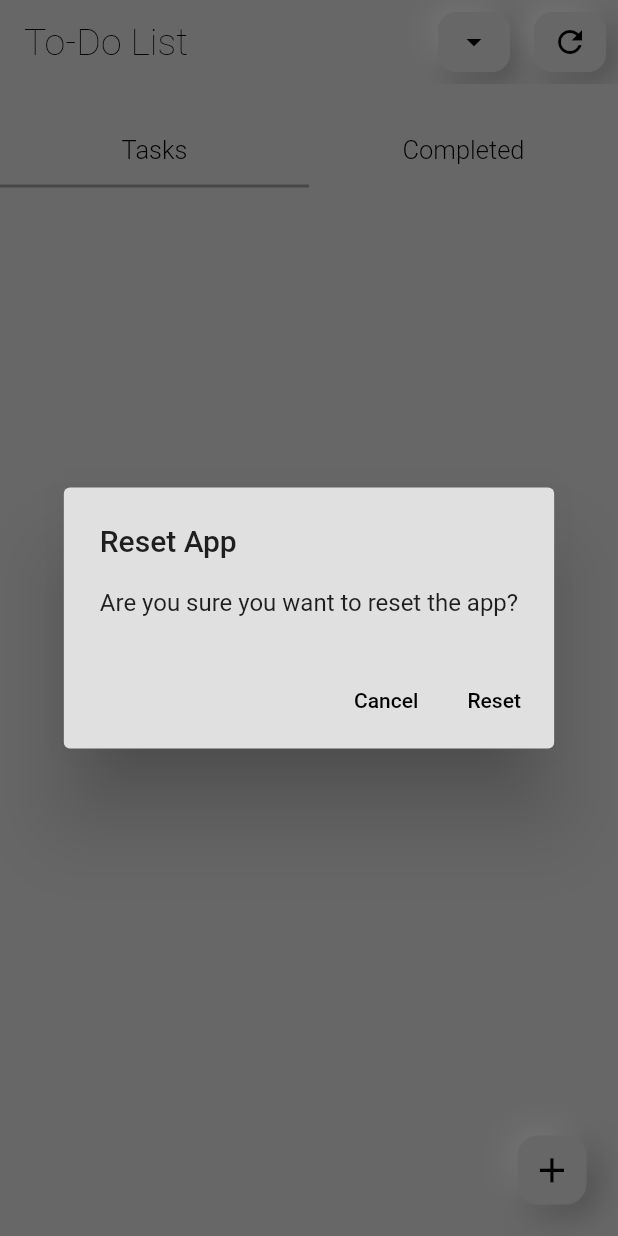
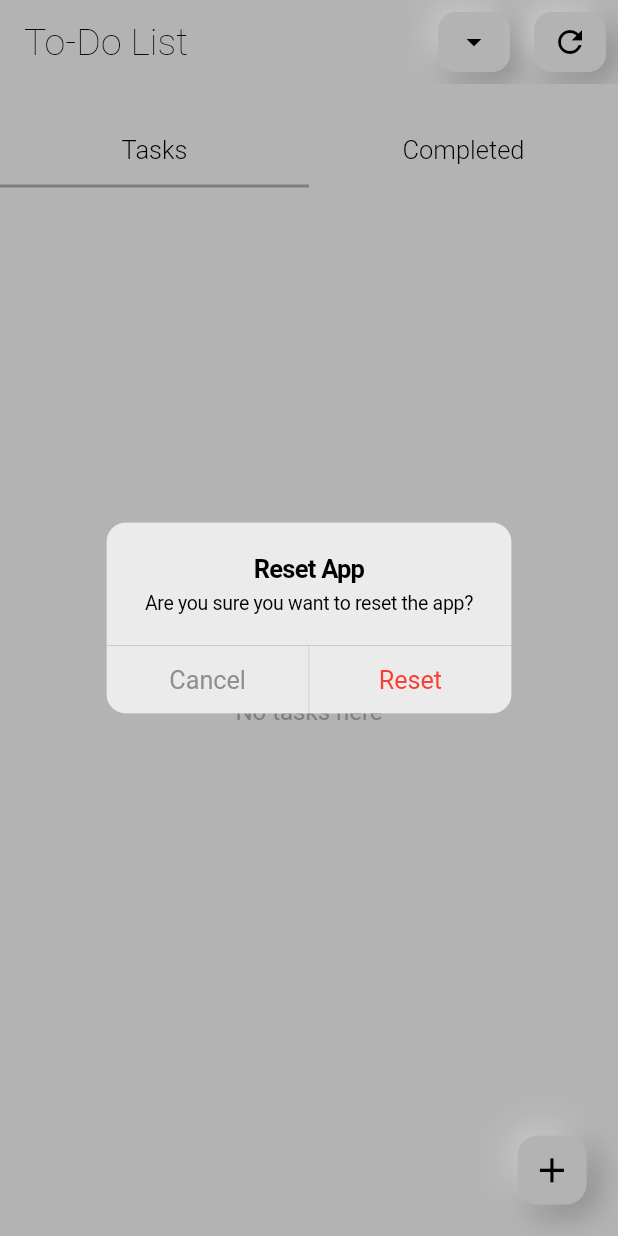
Before and after one commit to ajeesh1989/to_do, a Flutter app: the screen it shows after launch, after a tap on the "refresh" icon, on a phone screen of 412 x 824 dp. Run offline on Flutter 3.47's test engine with Material 2 defaults, Android fonts, the phone set to English and light mode, and no system bars; our stand-ins replace flutter_slidable, hive_flutter, image_picker; accounts and stored records are empty; Roboto replaces fonts that are missing (Poppins).

Commit message:
cupertino added to reset

```diff
--- a/lib/main.dart
+++ b/lib/main.dart
@@ -110,12 +110,10 @@ class _TodoListState extends State<TodoList> {
   }
 
   Future<void> _showResetConfirmationDialog(BuildContext context) async {
-    return showDialog<void>(
+    return showCupertinoDialog<void>(
       context: context,
-      barrierDismissible: false,
       builder: (BuildContext context) {
-        return AlertDialog(
-          backgroundColor: Colors.grey[300],
+        return CupertinoAlertDialog(
           title: const Text('Reset App'),
           content: const SingleChildScrollView(
             child: ListBody(
@@ -125,19 +123,19 @@ class _TodoListState extends State<TodoList> {
             ),
           ),
           actions: <Widget>[
-            TextButton(
+            CupertinoDialogAction(
               child: const Text(
                 'Cancel',
-                style: TextStyle(color: Colors.black),
+                style: TextStyle(color: CupertinoColors.systemGrey),
               ),
               onPressed: () {
                 Navigator.of(context).pop();
               },
             ),
-            TextButton(
+            CupertinoDialogAction(
               child: const Text(
                 'Reset',
-                style: TextStyle(color: Colors.black),
+                style: TextStyle(color: CupertinoColors.systemRed),
               ),
               onPressed: () {
                 _resetApp();
```
